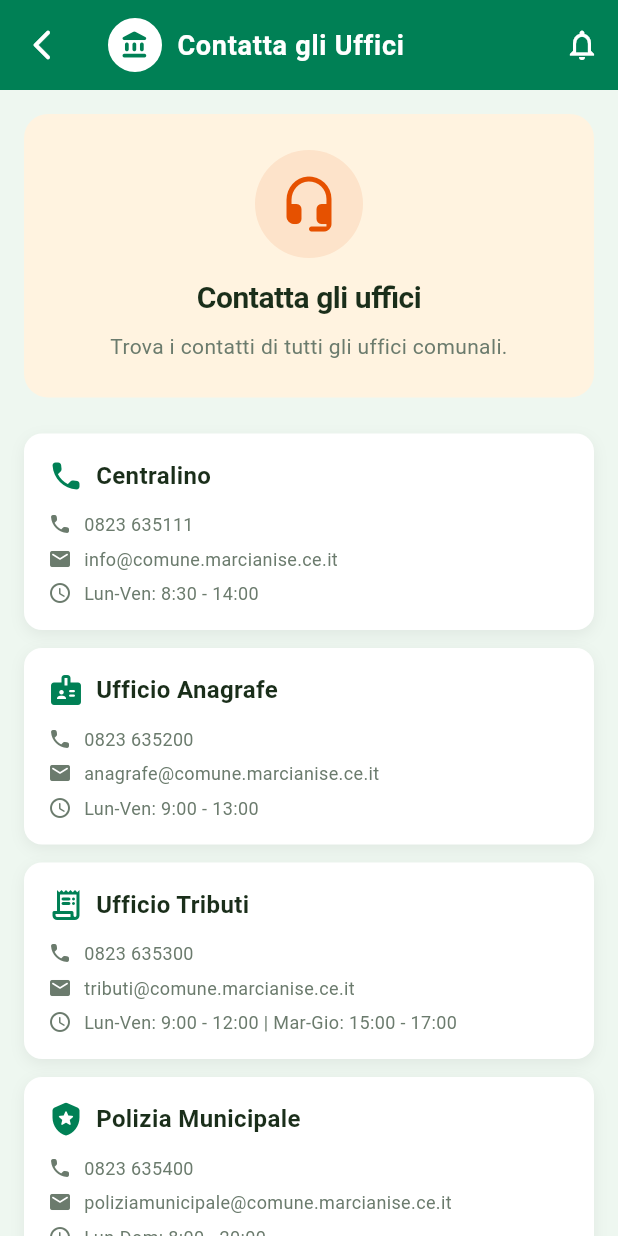
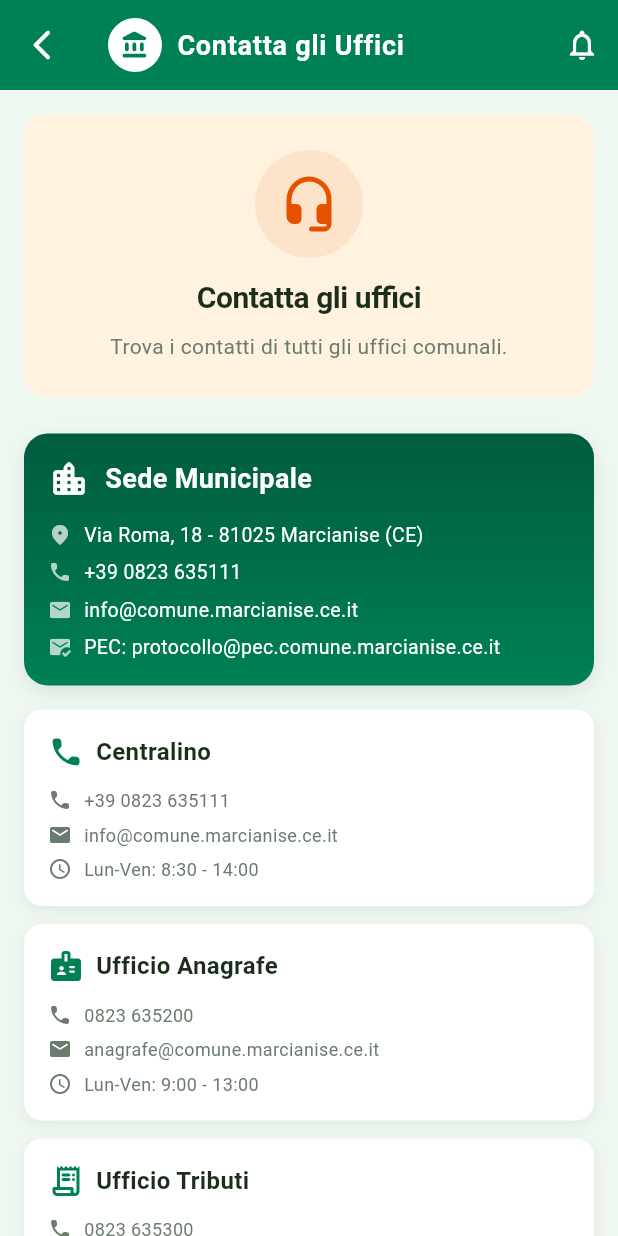
Before and after one commit to Oxer33/marcianise-app, a Flutter app: the ContattaUfficiScreen screen opened by its route, on a phone screen of 412 x 824 dp. Run offline on Flutter 3.47's test engine with Material 3 defaults, Android fonts, the phone set to English and light mode, and no system bars.

Commit message:
feat: card sede municipale con dati reali (indirizzo, tel, email, PEC) in Contatta Uffici

```diff
--- a/lib/screens/servizi/contatta_uffici_screen.dart
+++ b/lib/screens/servizi/contatta_uffici_screen.dart
@@ -28,11 +28,15 @@ class ContattaUfficiScreen extends StatelessWidget {
             _buildHeader(),
             const SizedBox(height: 24),
 
+            // === SEDE PRINCIPALE (dati reali) ===
+            _buildSedeCard(),
+            const SizedBox(height: 16),
+
             // Lista contatti uffici
             _buildContattoCard(
               'Centralino',
-              '0823 635111',
-              'info@comune.marcianise.ce.it',
+              AppConstants.telefono,
+              AppConstants.email,
               'Lun-Ven: 8:30 - 14:00',
               Icons.phone_rounded,
             ),
@@ -114,6 +118,62 @@ class ContattaUfficiScreen extends StatelessWidget {
     );
   }
 
+  /// Card sede principale del Comune con dati reali
+  Widget _buildSedeCard() {
+    return Container(
+      width: double.infinity,
+      padding: const EdgeInsets.all(16),
+      decoration: BoxDecoration(
+        gradient: AppColors.headerGradient,
+        borderRadius: BorderRadius.circular(16),
+        boxShadow: AppColors.cardShadow,
+      ),
+      child: Column(
+        crossAxisAlignment: CrossAxisAlignment.start,
+        children: [
+          const Row(
+            children: [
+              Icon(Icons.location_city_rounded, color: Colors.white, size: 28),
+              SizedBox(width: 10),
+              Text(
+                'Sede Municipale',
+                style: TextStyle(
+                  color: Colors.white,
+                  fontSize: 18,
+                  fontWeight: FontWeight.bold,
+                ),
+              ),
+            ],
+          ),
+          const SizedBox(height: 14),
+          _buildInfoRowWhite(Icons.place_rounded, AppConstants.indirizzoCompleto),
+          const SizedBox(height: 6),
+          _buildInfoRowWhite(Icons.phone_rounded, AppConstants.telefono),
+          const SizedBox(height: 6),
+          _buildInfoRowWhite(Icons.email_rounded, AppConstants.email),
+          const SizedBox(height: 6),
+          _buildInfoRowWhite(Icons.mark_email_read_rounded, 'PEC: ${AppConstants.pec}'),
+        ],
+      ),
+    );
+  }
+
+  /// Riga info bianca (per card con sfondo scuro)
+  Widget _buildInfoRowWhite(IconData icona, String testo) {
+    return Row(
+      children: [
+        Icon(icona, size: 16, color: Colors.white70),
+        const SizedBox(width: 8),
+        Expanded(
+          child: Text(
+            testo,
+            style: const TextStyle(color: Colors.white, fontSize: 13),
+          ),
+        ),
+      ],
+    );
+  }
+
   /// Card contatto singolo ufficio
   Widget _buildContattoCard(
     String nome,
```
